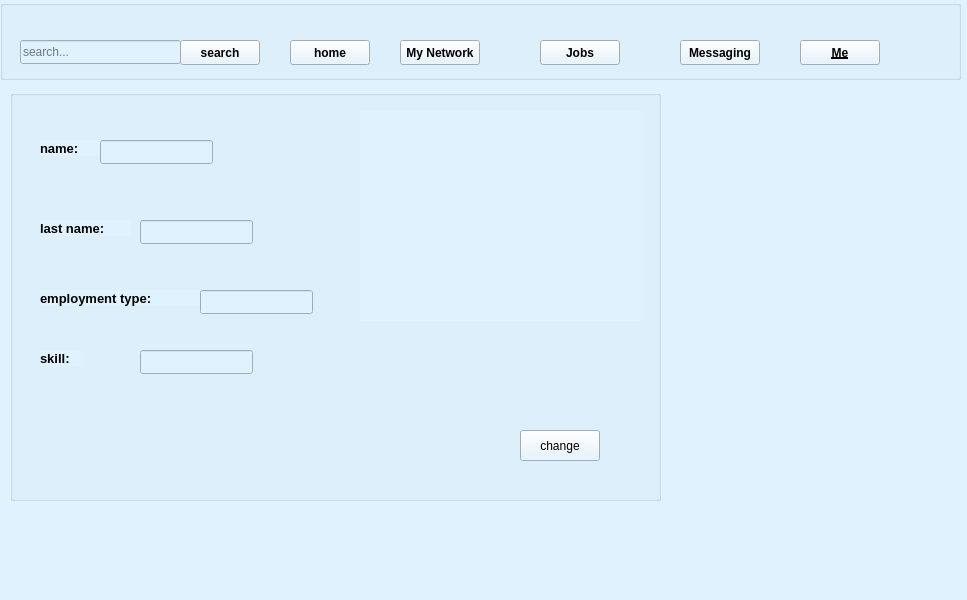
Above: me.ui from white-vessel/eyd-project before the change. Below: the same form after it.
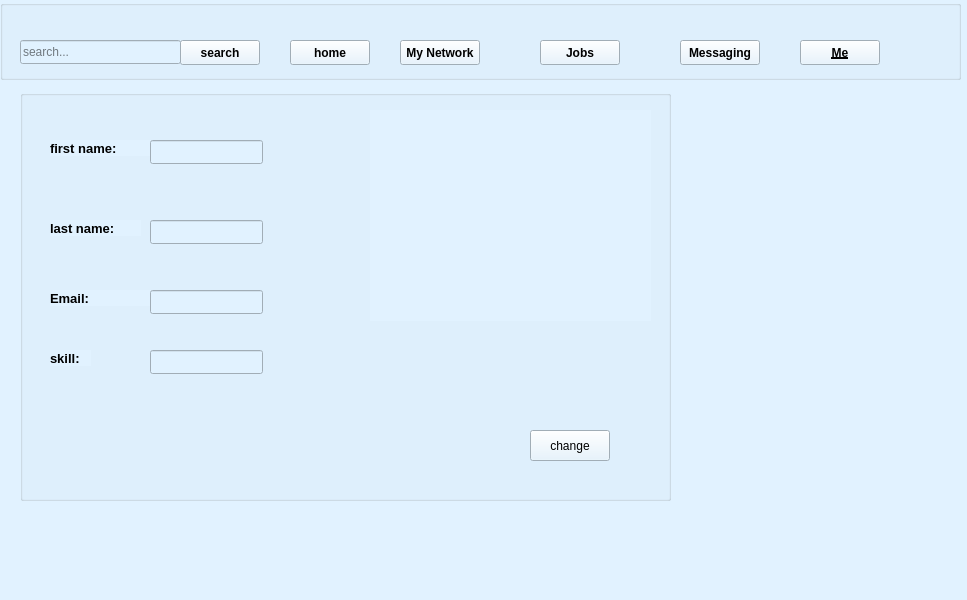
That is the form after the change. Icons and pictures are not drawn.

```diff
--- a/me.ui
+++ b/me.ui
@@ -173,7 +173,7 @@
    <widget class="QGroupBox" name="groupBox_2">
     <property name="geometry">
      <rect>
-      <x>10</x>
+      <x>20</x>
       <y>90</y>
       <width>651</width>
       <height>411</height>
@@ -187,7 +187,7 @@
       <rect>
        <x>30</x>
        <y>50</y>
-       <width>61</width>
+       <width>101</width>
        <height>16</height>
       </rect>
      </property>
@@ -199,7 +199,7 @@
       </font>
      </property>
      <property name="text">
-      <string>name:</string>
+      <string>first name:</string>
      </property>
     </widget>
     <widget class="QLabel" name="label_2">
@@ -259,7 +259,7 @@
       </font>
      </property>
      <property name="text">
-      <string>employment type:</string>
+      <string>Email:</string>
      </property>
     </widget>
     <widget class="QLineEdit" name="lineEdit_2">
@@ -268,7 +268,7 @@
      </property>
      <property name="geometry">
       <rect>
-       <x>90</x>
+       <x>130</x>
        <y>50</y>
        <width>113</width>
        <height>24</height>
@@ -294,7 +294,7 @@
      </property>
      <property name="geometry">
       <rect>
-       <x>190</x>
+       <x>130</x>
        <y>200</y>
        <width>113</width>
        <height>24</height>
```
